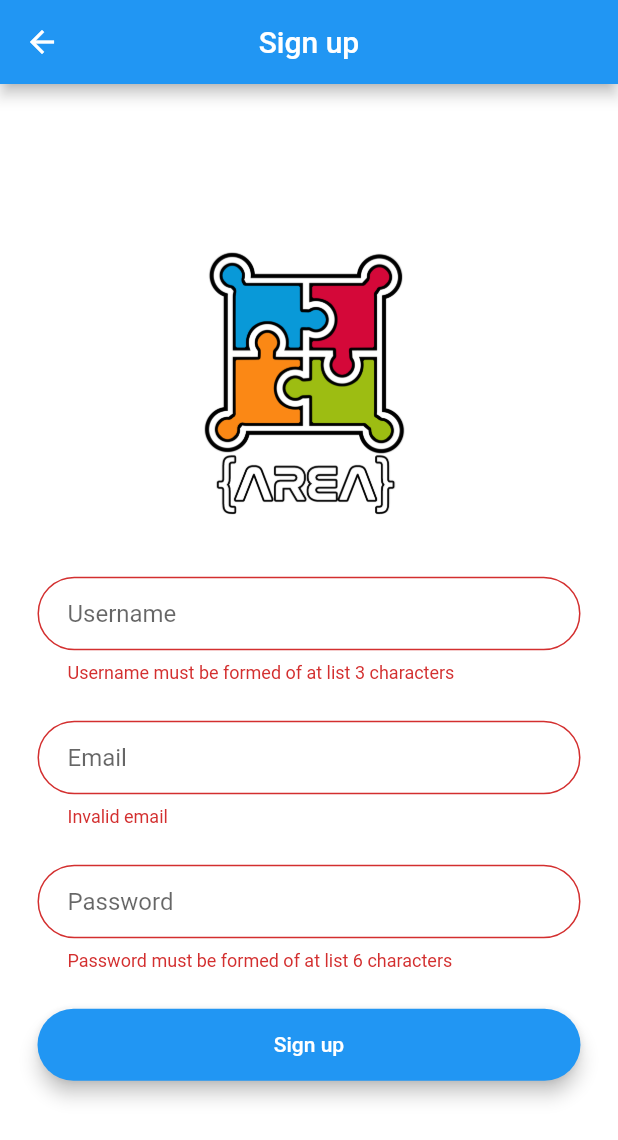
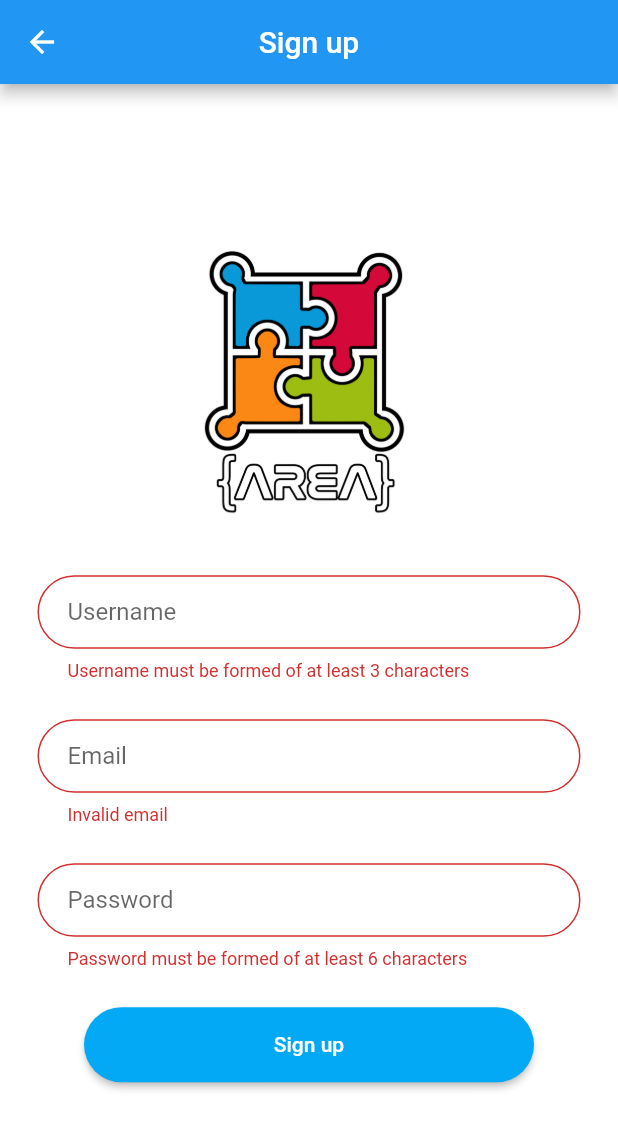
Before and after one commit to HeyShafty/Area, a Flutter app: the Register screen opened directly, after a tap on "Sign up", on a phone screen of 412 x 824 dp. Shown: the top 1140 px of the screen. Run offline on Flutter 3.47's test engine with Material 2 defaults, Android fonts, the light colour scheme and no system bars; drawn by our look-alikes of rounded_loading_button; our stand-ins replace fluttertoast; missing offline and left inert: msal_flutter.

Commit message:
[MOBILE] feat(authentication): adding sing-in and sign-up.

```diff
--- a/mobile/lib/register.dart
+++ b/mobile/lib/register.dart
@@ -1,5 +1,10 @@
 import 'package:flutter/cupertino.dart';
 import 'package:flutter/material.dart';
+import 'package:fluttertoast/fluttertoast.dart';
+import 'package:rounded_loading_button/rounded_loading_button.dart';
+
+import 'main.dart';
+import 'services/area_service.dart';
 
 class Register extends StatefulWidget {
   @override
@@ -7,12 +12,15 @@ class Register extends StatefulWidget {
 }
 
 class _RegisterState extends State<Register> {
+  final AreaService areaServiceInstance = AreaService();
+
   TextEditingController _emailController = TextEditingController();
   TextEditingController _usernameController = TextEditingController();
   TextEditingController _passwordController = TextEditingController();
   String _usernameError;
   String _emailError;
   String _passwordError;
+  final RoundedLoadingButtonController _btnController = new RoundedLoadingButtonController();
 
   @override
   Widget build(BuildContext context) {
@@ -34,6 +42,7 @@ class _RegisterState extends State<Register> {
                     Padding(
                         padding: const EdgeInsets.only(top: 25.0),
                         child: TextField(
+                          autofocus: true,
                           obscureText: false,
                           controller: _usernameController,
                           decoration: InputDecoration(
@@ -52,6 +61,7 @@ class _RegisterState extends State<Register> {
                               errorText: this._emailError,
                               hintText: "Email",
                               border: OutlineInputBorder(borderRadius: BorderRadius.circular(32.0))),
+                          keyboardType: TextInputType.emailAddress,
                         )),
                     Padding(
                       padding: const EdgeInsets.only(top: 25.0),
@@ -67,26 +77,32 @@ class _RegisterState extends State<Register> {
                     ),
                     Padding(
                       padding: const EdgeInsets.only(top: 25.0),
-                      child: Material(
-                        elevation: 5.0,
-                        borderRadius: BorderRadius.circular(30.0),
-                        color: Theme.of(context).primaryColor,
-                        child: MaterialButton(
-                            minWidth: (MediaQuery.of(context).size.width),
-                            padding: EdgeInsets.fromLTRB(20.0, 15.0, 20.0, 15.0),
-                            onPressed: () {
-                              this.signUpWithCredentials(this._usernameController.value.text,
-                                  this._emailController.value.text, this._passwordController.value.text);
-                            },
-                            child: Text(
-                              'Sign up',
-                              style: TextStyle(color: Colors.white),
-                              textAlign: TextAlign.center,
-                            )),
+                      child: RoundedLoadingButton(
+                        child: Text(
+                          'Sign up',
+                          style: TextStyle(color: Colors.white),
+                          textAlign: TextAlign.center,
+                        ),
+                        controller: _btnController,
+                        onPressed: () {
+                          FocusScope.of(context).unfocus();
+                          this.signUp(this._usernameController.value.text, this._emailController.value.text,
+                              this._passwordController.value.text);
+                        },
                       ),
                     )
                   ]))),
         ));
+  }
+
+  void openHomePage() {
+    Navigator.pushAndRemoveUntil(
+        context,
+        MaterialPageRoute(
+            builder: (context) => MyHomePage(
+                  title: "mdr",
+                )),
+        (Route<dynamic> route) => false);
   }
 
   bool isFormValid(String username, String email, String password) {
@@ -106,11 +122,11 @@ class _RegisterState extends State<Register> {
       isValid = false;
     }
     if (password.length < 6) {
-      passwordError = "Password must be formed of at list 6 characters";
+      passwordError = "Password must be formed of at least 6 characters";
       isValid = false;
     }
     if (username.length < 3) {
-      usernameError = "Username must be formed of at list 3 characters";
+      usernameError = "Username must be formed of at least 3 characters";
       isValid = false;
     }
     this.setState(() {
@@ -121,9 +137,30 @@ class _RegisterState extends State<Register> {
     return isValid;
   }
 
-  void signUpWithCredentials(String username, String email, String password) {
+  Future<void> signUp(String username, String email, String password) async {
     if (this.isFormValid(username, email, password) == false) {
+      this._btnController.reset();
       return;
     }
+    try {
+      this._btnController.start();
+      await this.areaServiceInstance.signUp(username, email, password);
+      this.openHomePage();
+      this._btnController.success();
+    } catch (e) {
+      this._btnController.reset();
+      this.showToast(e.toString());
+    }
+  }
+
+  void showToast(String message) {
+    Fluttertoast.showToast(
+        msg: message,
+        toastLength: Toast.LENGTH_SHORT,
+        gravity: ToastGravity.BOTTOM,
+        timeInSecForIosWeb: 1,
+        backgroundColor: Colors.red,
+        textColor: Colors.white,
+        fontSize: 16.0);
   }
 }
--- a/mobile/pubspec.yaml
+++ b/mobile/pubspec.yaml
@@ -31,6 +31,7 @@ dependencies:
   msal_flutter: ^1.0.0+3
   fluttertoast: ^7.1.6
   http: 0.12.2
+  rounded_loading_button: ^1.0.0
 
 dev_dependencies:
   flutter_test:
```
Also changed, not shown: mobile/lib/login.dart (+52 -29 lines), mobile/lib/services/area_service.dart (+67 -4 lines), mobile/pubspec.lock.
